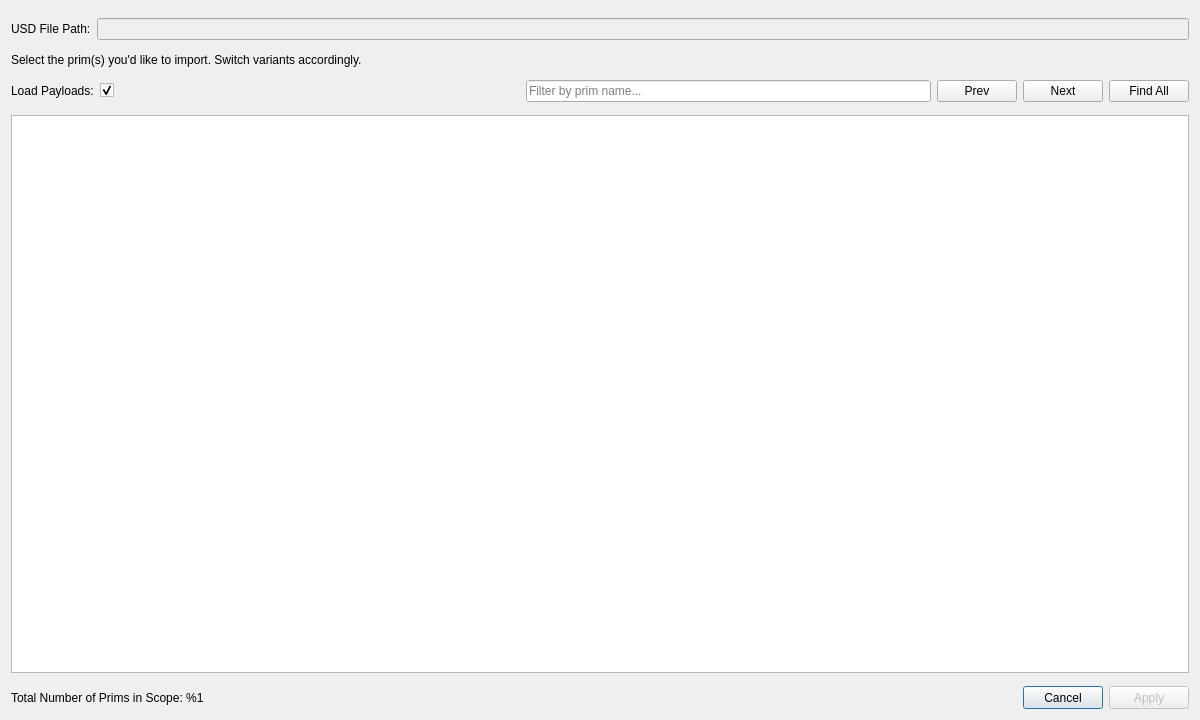
This is lib/usd/ui/views/USDImportDialog.ui in Autodesk/maya-usd as Qt 5 draws it before an edit. The edited form follows.
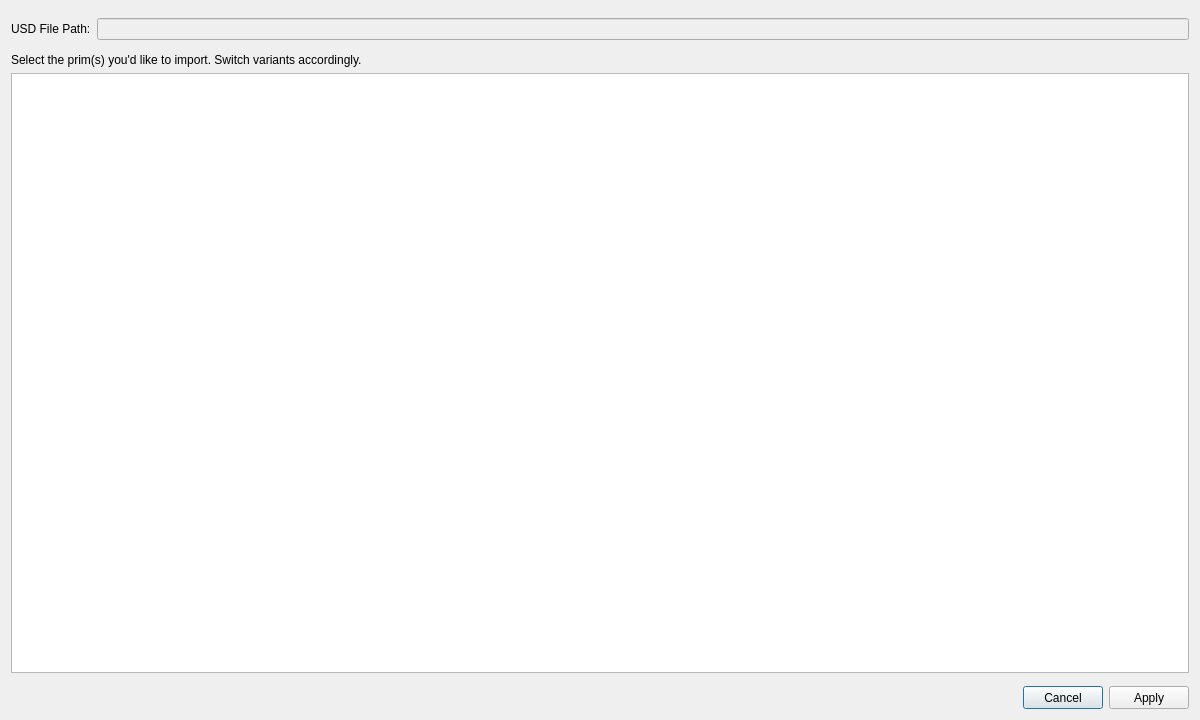
This is the edited form.

Commit message:
MAYA-101325 - Implement Qt Model base class that supports/exposes a USD stage MAYA-101326 - Implement filtering proxy on top of USD stage model MAYA-101566 - Hook up the new Import pop-up dialog options to import command MAYA-101565 - Add VariantSets to import dialog and allow selection of a Variant
* Removing all work-in-progress and non-used or not fully implemented code.

```diff
--- a/lib/usd/ui/views/USDImportDialog.ui
+++ b/lib/usd/ui/views/USDImportDialog.ui
@@ -28,13 +28,6 @@
      <property name="topMargin">
       <number>7</number>
      </property>
-     <item>
-      <widget class="QLabel" name="primCount">
-       <property name="text">
-        <string>Total Number of Prims in Scope: %1</string>
-       </property>
-      </widget>
-     </item>
      <item>
       <spacer name="horizontalSpacer">
        <property name="orientation">
@@ -67,7 +60,7 @@
      <item>
       <widget class="QPushButton" name="applyButton">
        <property name="enabled">
-        <bool>false</bool>
+        <bool>true</bool>
        </property>
        <property name="minimumSize">
         <size>
@@ -117,92 +110,6 @@
    </item>
    <item row="2" column="0">
     <layout class="QVBoxLayout" name="verticalLayout">
-     <item>
-      <layout class="QHBoxLayout" name="horizontalLayout_2">
-       <property name="topMargin">
-        <number>7</number>
-       </property>
-       <property name="bottomMargin">
-        <number>7</number>
-       </property>
-       <item>
-        <widget class="QLabel" name="label_2">
-         <property name="autoFillBackground">
-          <bool>false</bool>
-         </property>
-         <property name="text">
-          <string>Load Payloads:</string>
-         </property>
-        </widget>
-       </item>
-       <item>
-        <widget class="QCheckBox" name="loadPayloads">
-         <property name="layoutDirection">
-          <enum>Qt::LeftToRight</enum>
-         </property>
-         <property name="text">
-          <string/>
-         </property>
-         <property name="checked">
-          <bool>true</bool>
-         </property>
-        </widget>
-       </item>
-       <item>
-        <spacer name="horizontalSpacer_2">
-         <property name="orientation">
-          <enum>Qt::Horizontal</enum>
-         </property>
-         <property name="sizeHint" stdset="0">
-          <size>
-           <width>40</width>
-           <height>20</height>
-          </size>
-         </property>
-        </spacer>
-       </item>
-       <item>
-        <widget class="QLineEdit" name="filterLineEdit">
-         <property name="minimumSize">
-          <size>
-           <width>355</width>
-           <height>0</height>
-          </size>
-         </property>
-         <property name="autoFillBackground">
-          <bool>true</bool>
-         </property>
-         <property name="inputMask">
-          <string/>
-         </property>
-         <property name="placeholderText">
-          <string>Filter by prim name...</string>
-         </property>
-        </widget>
-       </item>
-       <item>
-        <widget class="QPushButton" name="findPrev">
-         <property name="text">
-          <string>Prev</string>
-         </property>
-        </widget>
-       </item>
-       <item>
-        <widget class="QPushButton" name="findNext">
-         <property name="text">
-          <string>Next</string>
-         </property>
-        </widget>
-       </item>
-       <item>
-        <widget class="QPushButton" name="findAll">
-         <property name="text">
-          <string>Find All</string>
-         </property>
-        </widget>
-       </item>
-      </layout>
-     </item>
      <item>
       <widget class="QTreeView" name="treeView">
        <property name="autoFillBackground">
```
The commit also changes 9 other files.
